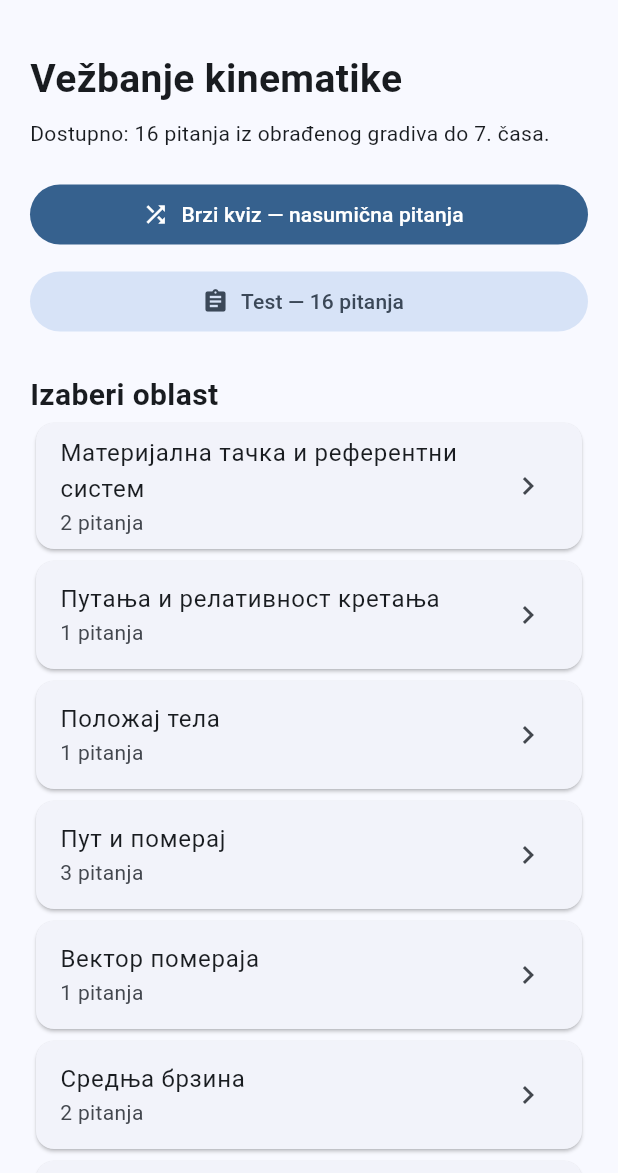
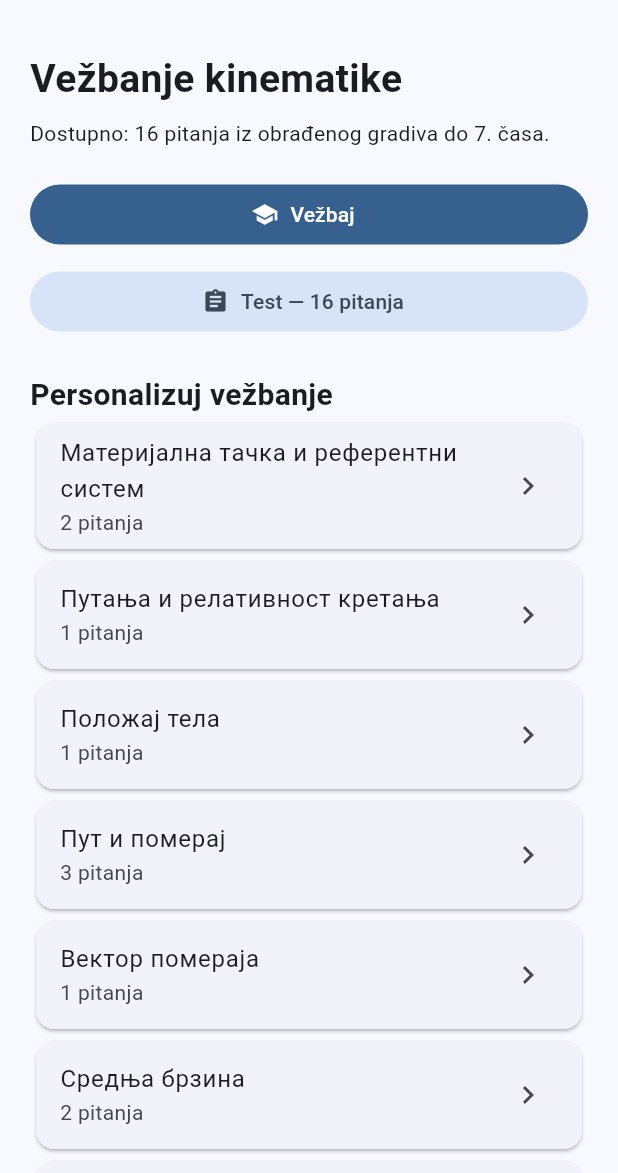
Before and after one commit to skillerror-gif/Fizika-inicijalni-app, a Flutter app: the screen it shows after launch, on a phone screen of 412 x 824 dp, the part 63-1236 px from its top. Run offline on Flutter 3.47's test engine with Material 3 defaults, Android fonts, the phone set to English and light mode, and no system bars; our stand-ins replace sqflite; missing offline and left inert: cryptography; accounts and stored records are empty.

Commit message:
K7: student-first home and personalization entry

```diff
--- a/lib/presentation/screens/home_screen.dart
+++ b/lib/presentation/screens/home_screen.dart
@@ -39,10 +39,10 @@ class _HomeScreenState extends State<HomeScreen>{
         const Text('Vežbanje kinematike',style:TextStyle(fontSize:26,fontWeight:FontWeight.bold)),
         const SizedBox(height:8),Text('Dostupno: ${qs.length} pitanja iz obrađenog gradiva do 7. časa.'),
         const SizedBox(height:20),
-        FilledButton.icon(onPressed:()=>_openPractice(qs),icon:const Icon(Icons.shuffle),label:const Text('Brzi kviz — nasumična pitanja')),
+        FilledButton.icon(onPressed:()=>_openPractice(qs),icon:const Icon(Icons.school),label:const Text('Vežbaj')),
         const SizedBox(height:10),
         FilledButton.tonalIcon(onPressed:()=>_openPractice(qs,count:16),icon:const Icon(Icons.assignment),label:const Text('Test — 16 pitanja')),
-        const SizedBox(height:24),const Text('Izaberi oblast',style:TextStyle(fontSize:20,fontWeight:FontWeight.bold)),
+        const SizedBox(height:24),const Text('Personalizuj vežbanje',style:TextStyle(fontSize:20,fontWeight:FontWeight.bold)),
         ...areas.map((a)=>Card(child:ListTile(title:Text(a),subtitle:Text('${qs.where((q)=>q.subdomain==a).length} pitanja'),trailing:const Icon(Icons.chevron_right),onTap:()=>_openPractice(qs,subdomain:a)))),
         const SizedBox(height:16),
         const Card(child:ListTile(leading:Icon(Icons.lock_outline),title:Text('Kasnije oblasti'),subtitle:Text('Ubrzanje i naredno gradivo ostaju zaključani dok ne budu obrađeni.'))),
```
